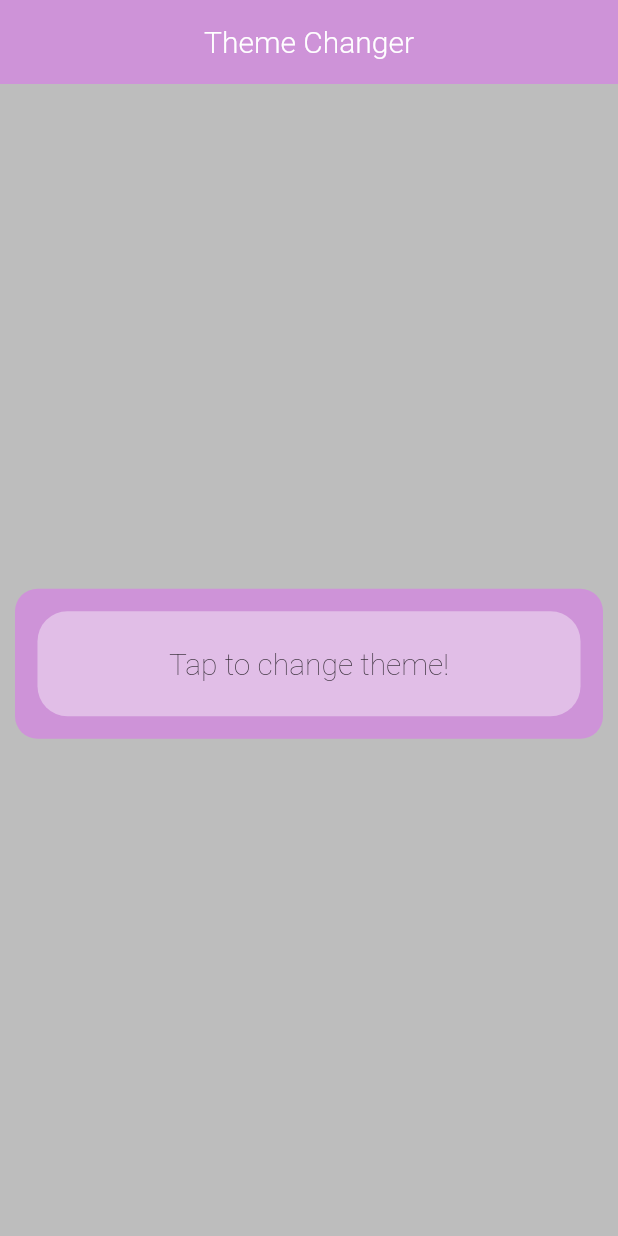
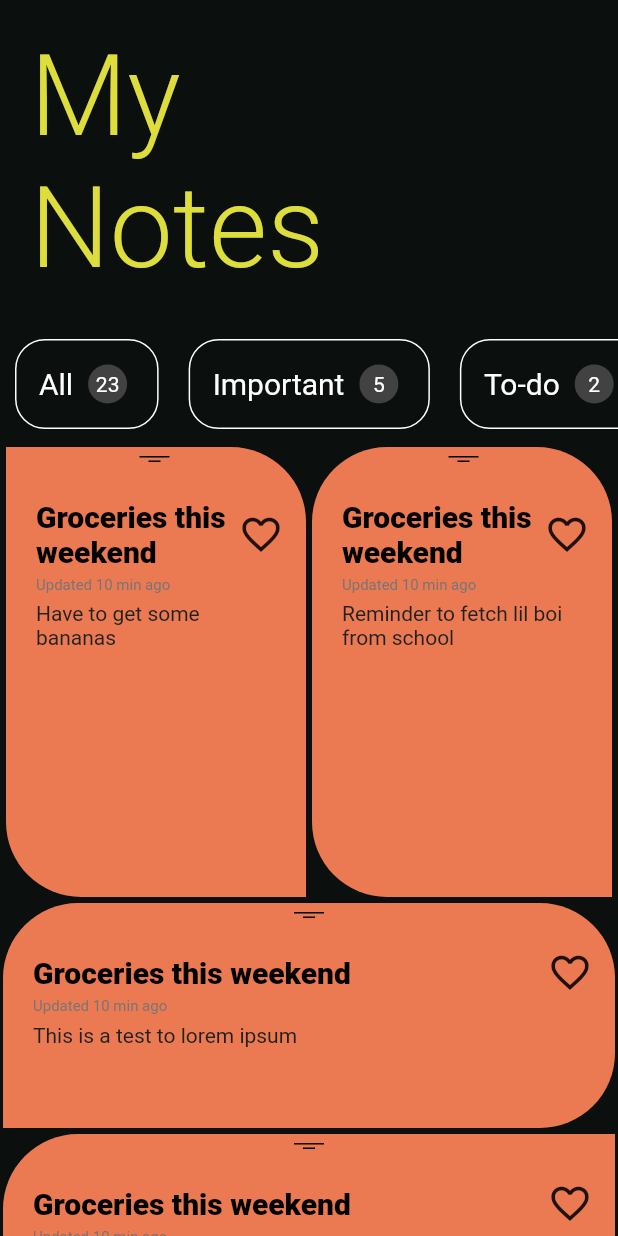
Before and after one commit to CodexGuin/99-Days-of-Flutter, a Flutter app: the screen it shows after launch, on a phone screen of 412 x 824 dp. Run offline on Flutter 3.47's test engine with Material 2 defaults, Android fonts, the phone set to English and light mode, and no system bars.

Commit message:
Day 3 - Todo App Design 1
Base UI completed. Bugs on overflow and animation. Will be fixed next update.

```diff
--- /dev/null
+++ b/lib/day_3/day_3_main.dart
@@ -0,0 +1,98 @@
+import 'package:flutter/material.dart';
+import 'package:ninety_nine_days_of_flutter/day_3/widgets/note_cards.dart';
+import 'package:ninety_nine_days_of_flutter/day_3/widgets/tag_selector.dart';
+
+class MainApp extends StatelessWidget {
+  const MainApp({super.key});
+
+  @override
+  Widget build(BuildContext context) {
+    return MaterialApp(
+      debugShowCheckedModeBanner: false,
+      home: HomePage(),
+    );
+  }
+}
+
+class HomePage extends StatelessWidget {
+  // * List of tags
+  final Map<String, int> tagNotifMap = {
+    'All': 23,
+    'Important': 5,
+    'To-do': 2,
+    'Family': 16,
+    'Friends': 5,
+    'Groceries': 2,
+    'School': 3
+  };
+
+  HomePage({super.key});
+
+  @override
+  Widget build(BuildContext context) {
+    return Scaffold(
+        backgroundColor: const Color(0xFF0b0f0d),
+        body: SafeArea(
+            child: ListView(children: [
+          // * Top text
+          Container(
+            padding: const EdgeInsets.all(10),
+            margin: const EdgeInsets.all(10),
+            child: const Column(
+              mainAxisAlignment: MainAxisAlignment.start,
+              crossAxisAlignment: CrossAxisAlignment.start,
+              children: [
+                Text('My',
+                    style: TextStyle(
+                        color: Color(0xFFdddd3c),
+                        fontSize: 75,
+                        fontWeight: FontWeight.w300)),
+                Text('Notes',
+                    style: TextStyle(
+                        color: Color(0xFFdddd3c),
+                        fontSize: 75,
+                        fontWeight: FontWeight.w300)),
+              ],
+            ),
+          ),
+          // * Tag bar
+          SizedBox(
+              height: 80,
+              child: ListView.builder(
+                  scrollDirection: Axis.horizontal,
+                  itemCount: tagNotifMap.length,
+                  itemBuilder: (context, index) {
+                    final key = tagNotifMap.keys.elementAt(index);
+                    final val = tagNotifMap[key];
+                    return TagSelector(tag: key, numNotif: val!);
+                  })),
+          // * Cards
+          Row(
+              mainAxisAlignment: MainAxisAlignment.center,
+              crossAxisAlignment: CrossAxisAlignment.center,
+              children: [
+                NoteCards(
+                    noteText: 'Have to get some bananas', tr: true, bl: true),
+                NoteCards(
+                    noteText: 'Reminder to fetch lil boi from school',
+                    isLeftCard: false,
+                    tl: true,
+                    tr: true,
+                    bl: true)
+              ]),
+          NoteCards(
+              noteText: 'This is a test to lorem ipsum',
+              isVertical: false,
+              tl: true,
+              tr: true,
+              br: true),
+          NoteCards(
+              noteText:
+                  'Hey this is a pretty intertersting concept and design, how did I do this?!?!',
+              isVertical: false,
+              tl: true,
+              bl: true,
+              br: true)
+        ])));
+  }
+}
--- /dev/null
+++ b/lib/day_3/widgets/note_cards.dart
@@ -0,0 +1,135 @@
+import 'package:flutter/material.dart';
+import 'dart:math';
+
+class NoteCards extends StatefulWidget {
+  final bool? tl, tr, bl, br;
+  final double? height;
+  bool isVertical;
+  bool isLeftCard;
+  final String noteText;
+
+  NoteCards({
+    super.key,
+    this.tl,
+    this.tr,
+    this.bl,
+    this.br,
+    this.height,
+    this.isVertical = true,
+    this.isLeftCard = true,
+    required this.noteText,
+  });
+
+  @override
+  State<NoteCards> createState() => _NoteCardsState();
+}
+
+class _NoteCardsState extends State<NoteCards>
+    with SingleTickerProviderStateMixin {
+  bool _isFav = false;
+  late AnimationController _controller;
+
+  @override
+  void initState() {
+    super.initState();
+
+    _controller = AnimationController(
+        duration: const Duration(milliseconds: 100), vsync: this);
+  }
+
+  final List<Color> noteCardsColor = [
+    const Color(0xFFeb7a53),
+    const Color(0xFFf7d44c),
+    const Color(0xFFf6ecc9),
+    const Color(0xFF98b7db),
+    const Color(0xFFa8d672)
+  ];
+
+  Color getRandomColor() {
+    final random = Random();
+    return noteCardsColor[random.nextInt(noteCardsColor.length)];
+  }
+
+  @override
+  Widget build(BuildContext context) {
+    return Expanded(
+        child: Stack(children: [
+      Container(
+          height: widget.isVertical ? 300 : 150,
+          margin: EdgeInsets.only(
+              left: (widget.isLeftCard && widget.isVertical) ? 4 : 2,
+              right: (!widget.isLeftCard && widget.isVertical) ? 4 : 2,
+              top: 2,
+              bottom: 2),
+          padding: const EdgeInsets.symmetric(vertical: 30, horizontal: 15),
+          decoration: BoxDecoration(
+              color: getRandomColor(),
+              borderRadius: BorderRadius.only(
+                  topLeft: widget.tl == null
+                      ? const Radius.circular(0)
+                      : const Radius.circular(50),
+                  topRight: widget.tr == null
+                      ? const Radius.circular(0)
+                      : const Radius.circular(50),
+                  bottomLeft: widget.bl == null
+                      ? const Radius.circular(0)
+                      : const Radius.circular(50),
+                  bottomRight: widget.br == null
+                      ? const Radius.circular(0)
+                      : const Radius.circular(50))),
+          child: Column(
+              mainAxisAlignment: MainAxisAlignment.start,
+              crossAxisAlignment: CrossAxisAlignment.start,
+              children: [
+                Row(mainAxisAlignment: MainAxisAlignment.start, children: [
+                  Expanded(
+                      child: Container(
+                          margin: const EdgeInsets.all(5),
+                          child: const Text('Groceries this weekend',
+                              overflow: TextOverflow.ellipsis,
+                              maxLines: 2,
+                              style: TextStyle(
+                                  color: Colors.black,
+                                  fontWeight: FontWeight.w800,
+                                  fontSize: 20)))),
+                  GestureDetector(
+                      onTap: () {
+                        setState(() {
+                          _isFav = !_isFav; // Toggle the _isFav value
+                        });
+                      },
+                      child: AnimatedSwitcher(
+                          duration: const Duration(milliseconds: 100),
+                          child: _isFav
+                              ? const Icon(Icons.favorite,
+                                  key: ValueKey<int>(1), size: 30)
+                              : const Icon(Icons.favorite_border,
+                                  key: ValueKey<int>(2), size: 30)))
+                ]),
+                Container(
+                    margin: const EdgeInsets.symmetric(horizontal: 5),
+                    child: Text('Updated 10 min ago',
+                        style: TextStyle(
+                            color: Colors.grey.shade600, fontSize: 10))),
+                Container(
+                    margin: const EdgeInsets.all(5),
+                    child: Text(widget.noteText,
+                        style: TextStyle(color: Colors.grey.shade900)))
+              ])),
+      // * The cool looking double bar at the top of each note
+      Center(
+          child: Column(children: [
+        Container(
+            margin: const EdgeInsets.only(top: 8),
+            width: 20,
+            height: 1,
+            color: Colors.black),
+        Container(
+            margin: const EdgeInsets.only(top: 2),
+            width: 8,
+            height: 1,
+            color: Colors.black)
+      ]))
+    ]));
+  }
+}
--- /dev/null
+++ b/lib/day_3/widgets/tag_selector.dart
@@ -0,0 +1,97 @@
+import 'package:flutter/material.dart';
+
+class TagSelector extends StatefulWidget {
+  final String tag;
+  final int numNotif;
+
+  const TagSelector({super.key, required this.tag, required this.numNotif});
+
+  @override
+  State<TagSelector> createState() => _TagSelectorState();
+}
+
+class _TagSelectorState extends State<TagSelector>
+    with SingleTickerProviderStateMixin {
+  bool _isSelected = false;
+  late AnimationController _controller;
+  late Animation<Color?> _colorAnimation;
+
+  @override
+  void initState() {
+    super.initState();
+
+    _controller = AnimationController(
+        duration: const Duration(milliseconds: 100), vsync: this);
+
+    _colorAnimation =
+        ColorTween(begin: Colors.white, end: const Color(0xFFdddd3c))
+            .animate(_controller)
+          ..addListener(() {
+            setState(() {});
+          });
+  }
+
+  @override
+  Widget build(BuildContext context) {
+    return GestureDetector(
+        onTap: () {
+          if (_isSelected) {
+            _controller.reverse();
+          } else {
+            _controller.forward();
+          }
+          _isSelected = !_isSelected;
+          print(widget.tag);
+        },
+        child: Container(
+            margin: const EdgeInsets.all(10),
+            padding: const EdgeInsets.all(15),
+            decoration: BoxDecoration(
+                borderRadius: BorderRadius.circular(20),
+                color: Colors.transparent,
+                border: Border.all(
+                    color: _colorAnimation.value ??
+                        Colors.white // Color when selected: Blue, else: White
+                    )),
+            child: Row(
+                mainAxisAlignment: MainAxisAlignment.start,
+                crossAxisAlignment: CrossAxisAlignment.center,
+                children: [
+                  Text(widget.tag,
+                      style: TextStyle(
+                          color: _colorAnimation.value ?? Colors.white,
+                          fontSize:
+                              20) // Use the conditional operator to decide the text color based on the selection status
+                      ),
+                  widget.numNotif == 0
+                      ? const SizedBox.shrink()
+                      : NumTag(num: widget.numNotif)
+                ])));
+  }
+
+  @override
+  void dispose() {
+    _controller.dispose();
+    super.dispose();
+  }
+}
+
+class NumTag extends StatelessWidget {
+  final int num;
+  const NumTag({super.key, required this.num});
+
+  @override
+  Widget build(BuildContext context) {
+    return Container(
+        padding: const EdgeInsets.all(5),
+        margin: const EdgeInsets.only(left: 10, right: 5),
+        height: 26,
+        width: 26,
+        decoration: BoxDecoration(
+            borderRadius: BorderRadius.circular(13),
+            color: Colors.grey.shade800),
+        child: Center(
+            child: Text(num.toString(),
+                style: const TextStyle(color: Colors.white))));
+  }
+}
--- a/lib/main.dart
+++ b/lib/main.dart
@@ -4,7 +4,8 @@ import 'package:provider/provider.dart';
 
 // ! Import the main file for the day you want to run.
 //import 'day_1/day_1_main.dart';
-import 'day_2/day_2_main.dart';
+//import 'day_2/day_2_main.dart';
+import 'day_3/day_3_main.dart';
 
 // * Main function after selecting day_x_main file
 void main() {
```
Also changed, not shown: assets/final/Day 3.gif (added), lib/day_3/theme/theme.dart (added), 2 other files.
